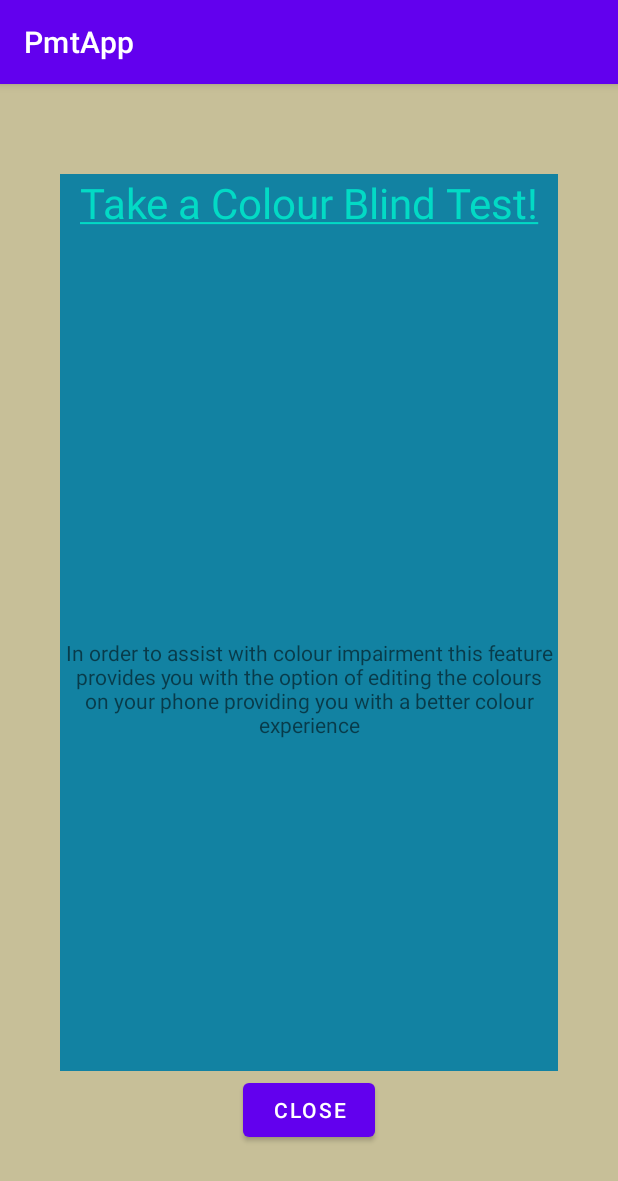
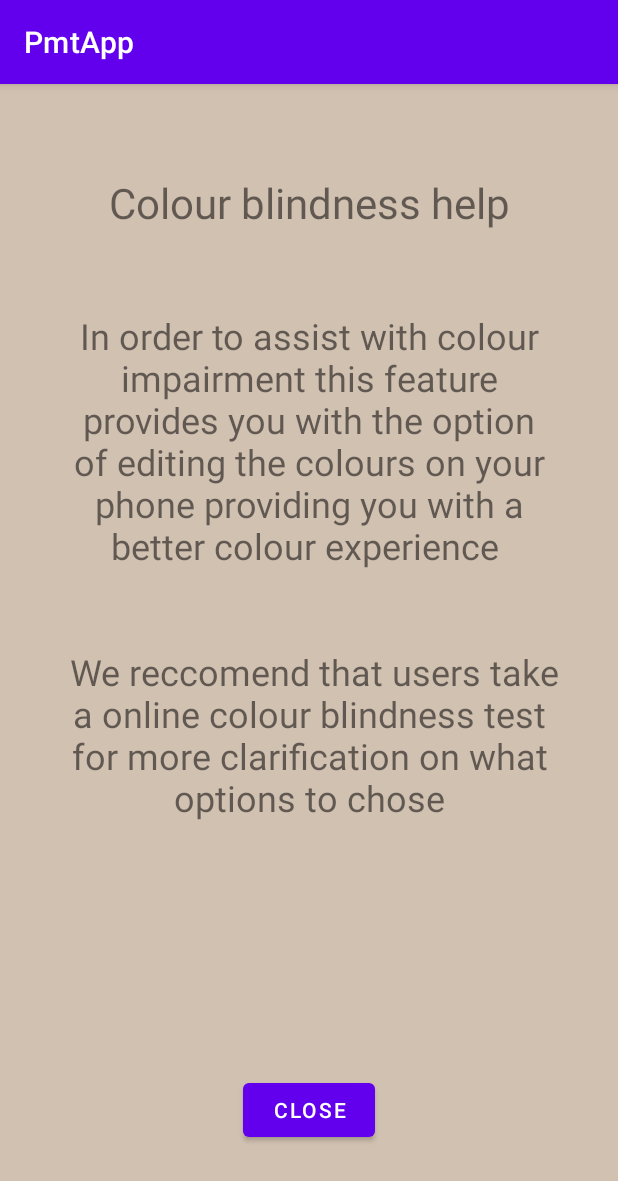
Before and after one commit to AdamBaish/PmtApp, an Android app: the ColourActivity screen opened directly, with no data from a screen before it, after a tap on an icon or button, on a phone screen of 412 x 824 dp. Shown: the top 1181 px of the screen. Run offline under Robolectric (Android 15) with nearby library versions, the phone set to English and light mode, and no system bars.

Commit message:
updated help pop up on the colour page

```diff
--- a/app/src/main/res/layout/popupview.xml
+++ b/app/src/main/res/layout/popupview.xml
@@ -5,7 +5,7 @@
     android:id="@+id/popup_view_layout"
     android:layout_width="match_parent"
     android:layout_height="match_parent"
-    android:background="#c7bf98"
+    android:background="@color/backGround"
     android:orientation="vertical"
     android:paddingLeft="40dp"
     android:paddingTop="60dp"
@@ -27,8 +27,8 @@
         android:layout_width="match_parent"
         android:layout_height="match_parent"
         android:layout_marginBottom="50dp"
+        android:background="@color/backGround"
         android:paddingBottom="150dp"
-        android:background="#1282A2"
         app:layout_constraintBottom_toBottomOf="parent"
         tools:layout_editor_absoluteX="40dp" />
 
@@ -37,7 +37,7 @@
         android:layout_width="wrap_content"
         android:layout_height="wrap_content"
         android:gravity="center"
-        android:text="@string/hyperlink"
+        android:text="Colour blindness help"
         android:textSize="28dp"
         app:layout_constraintEnd_toEndOf="parent"
         app:layout_constraintStart_toStartOf="parent"
@@ -47,11 +47,13 @@
         android:layout_width="wrap_content"
         android:layout_height="wrap_content"
         android:gravity="center"
-        android:text="In order to assist with colour impairment this feature provides you with the option of editing the colours on your phone providing you with a better colour experience"
+        android:text="In order to assist with colour impairment this feature provides you with the option of editing the colours on your phone providing you with a better colour experience \n \n \n We reccomend that users take a online colour blindness test for more clarification on what options to chose"
+        android:textSize="24sp"
         app:layout_constraintBottom_toBottomOf="parent"
         app:layout_constraintEnd_toEndOf="parent"
         app:layout_constraintStart_toStartOf="parent"
-        app:layout_constraintTop_toBottomOf="@+id/textView" />
+        app:layout_constraintTop_toBottomOf="@+id/textView"
+        app:layout_constraintVertical_bias="0.199" />
 
 
 </androidx.constraintlayout.widget.ConstraintLayout>
```
